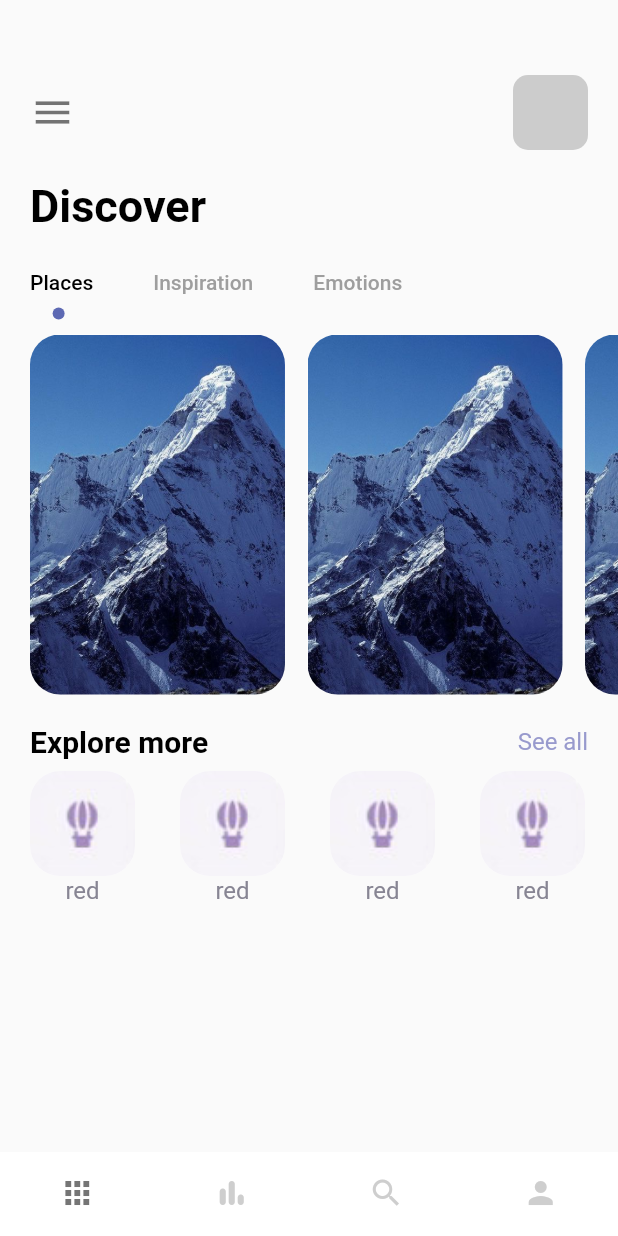
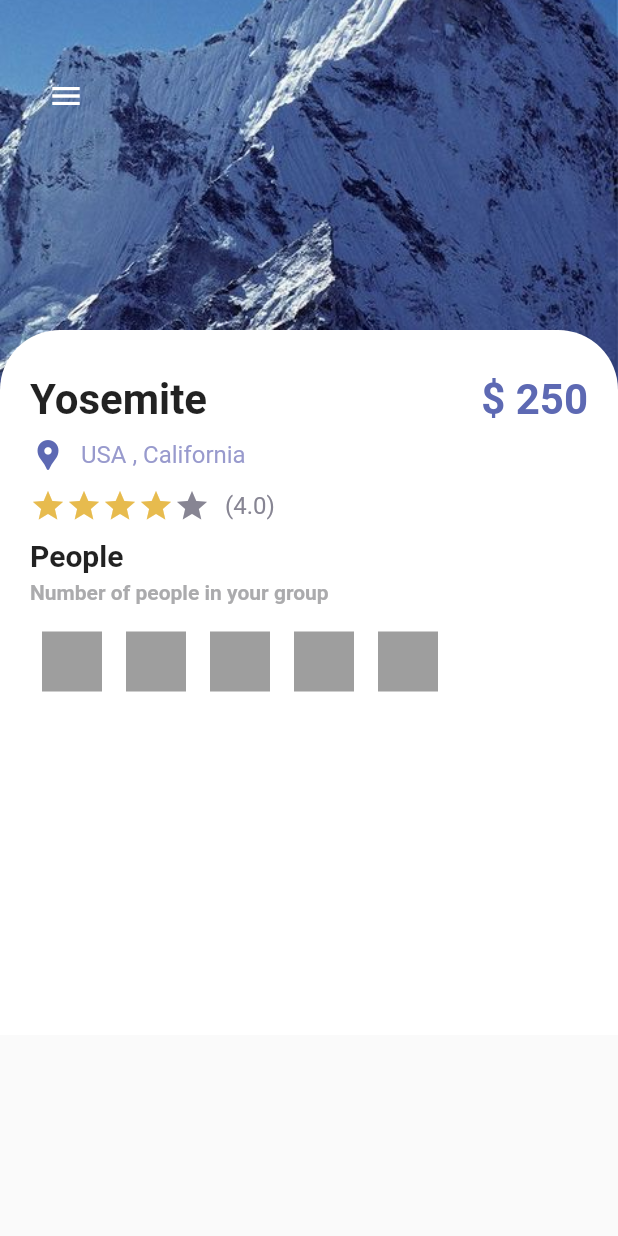
Before and after one commit to javedAJ/travel-app, a Flutter app: the screen it shows after launch, on a phone screen of 412 x 824 dp. Run offline on Flutter 3.47's test engine with Material 2 defaults, Android fonts, the phone set to English and light mode, and no system bars.

Commit message:
Detail Page

```diff
--- a/lib/main.dart
+++ b/lib/main.dart
@@ -1,4 +1,5 @@
 import 'package:flutter/material.dart';
+import 'package:travel_app/pages/detail_page.dart';
 import 'package:travel_app/pages/navpages/main_page.dart';
 import 'package:travel_app/pages/welcome_page.dart';
 
@@ -17,7 +18,7 @@ class MyApp extends StatelessWidget {
       theme: ThemeData(
         primarySwatch: Colors.blue,
       ),
-      home: const MainPage(),
+      home: const DetailPage(),
     );
   }
 }
--- /dev/null
+++ b/lib/pages/detail_page.dart
@@ -0,0 +1,165 @@
+import 'package:flutter/material.dart';
+import 'package:travel_app/misc/colors.dart';
+import 'package:travel_app/widgets/app_large_text.dart';
+import 'package:travel_app/widgets/app_text.dart';
+
+class DetailPage extends StatefulWidget {
+  const DetailPage({Key? key}) : super(key: key);
+
+  @override
+  State<DetailPage> createState() => _DetailPageState();
+}
+
+class _DetailPageState extends State<DetailPage> {
+  int gottenStarts = 4;
+  @override
+  Widget build(BuildContext context) {
+    return Scaffold(
+      body: Container(
+        width: double.maxFinite,
+        height: double.maxFinite,
+        child: Stack(
+          children: [
+            Positioned(
+              left: 0,
+              right: 0,
+              child: Container(
+                width: double.maxFinite,
+                height: 260,
+                decoration: BoxDecoration(
+                  image: DecorationImage(
+                    image: AssetImage('img/mountain.jpeg'),
+                    fit: BoxFit.cover,
+                  ),
+                ),
+              ),
+            ),
+            Positioned(
+              left: 20,
+              top: 40,
+              child: Row(
+                children: [
+                  IconButton(
+                    onPressed: () {},
+                    icon: Icon(Icons.menu),
+                    color: Colors.white,
+                  ),
+                ],
+              ),
+            ),
+            Positioned(
+              top: 220,
+              child: Container(
+                padding: const EdgeInsets.only(left: 20, right: 20, top: 30),
+                width: MediaQuery.of(context).size.width,
+                height: 470,
+                decoration: const BoxDecoration(
+                    borderRadius: BorderRadius.only(
+                      topLeft: Radius.circular(40),
+                      topRight: Radius.circular(40),
+                    ),
+                    color: Colors.white),
+                child: Column(
+                  crossAxisAlignment: CrossAxisAlignment.start,
+                  children: [
+                    Row(
+                      mainAxisAlignment: MainAxisAlignment.spaceBetween,
+                      children: [
+                        const AppLargeText(
+                          text: 'Yosemite',
+                          color: Colors.black87,
+                          size: 28,
+                        ),
+                        AppLargeText(
+                          text: "\$ 250",
+                          color: AppColors.mainColor,
+                          size: 28,
+                        ),
+                      ],
+                    ),
+                    const SizedBox(
+                      height: 8,
+                    ),
+                    Row(
+                      children: [
+                        Icon(
+                          Icons.location_pin,
+                          color: AppColors.mainColor,
+                        ),
+                        const SizedBox(
+                          width: 10,
+                        ),
+                        AppText(
+                          text: "USA , California",
+                          color: AppColors.textColor1,
+                        ),
+                      ],
+                    ),
+                    const SizedBox(
+                      height: 10,
+                    ),
+                    Row(
+                      children: [
+                        Wrap(
+                          children: List.generate(5, (index) {
+                            return Icon(
+                              Icons.star,
+                              color: index < gottenStarts
+                                  ? AppColors.starColor
+                                  : AppColors.textColor2,
+                            );
+                          }),
+                        ),
+                        const SizedBox(
+                          width: 10,
+                        ),
+                        AppText(
+                          text: '(4.0)',
+                          color: AppColors.textColor2,
+                        ),
+                      ],
+                    ),
+                    const SizedBox(
+                      height: 10,
+                    ),
+                    const AppLargeText(
+                      text: 'People',
+                      size: 20,
+                      color: Colors.black87,
+                    ),
+                    const SizedBox(
+                      height: 5,
+                    ),
+                    AppLargeText(
+                      text: 'Number of people in your group',
+                      size: 14,
+                      color: AppColors.mainTextColor,
+                    ),
+                    const SizedBox(
+                      height: 10,
+                    ),
+                    Wrap(
+                      children: List.generate(
+                        5,
+                        (index) {
+                          return Container(
+                            margin: const EdgeInsets.all(8),
+                            height: 40,
+                            width: 40,
+                            decoration: BoxDecoration(
+                                borderRadius: BorderRadius.circular(20)),
+                            color: Colors.grey,
+                          );
+                        },
+                      ),
+                    ),
+                  ],
+                ),
+              ),
+            ),
+          ],
+        ),
+      ),
+    );
+  }
+}
--- a/lib/pages/navpages/home_page.dart
+++ b/lib/pages/home_page.dart
@@ -11,6 +11,13 @@ class HomePage extends StatefulWidget {
 }
 
 class _HomePageState extends State<HomePage> with TickerProviderStateMixin {
+  var images = {
+    "balloning.png": "Balloning",
+    "hiking.png": "Hiking",
+    "kayaking.png": "Kayaking",
+    "snorkling.png": "Snorkling"
+  };
+
   @override
   Widget build(BuildContext context) {
     TabController _tabController = TabController(length: 3, vsync: this);
@@ -149,14 +156,18 @@ class _HomePageState extends State<HomePage> with TickerProviderStateMixin {
                           borderRadius: BorderRadius.circular(20),
                           color: Colors.white,
                           image: DecorationImage(
-                            image: AssetImage('img/balloning.png'),
+                            image: AssetImage(
+                                'img/' + images.keys.elementAt(index)),
                             fit: BoxFit.cover,
                           ),
                         ),
                       ),
+                      const SizedBox(
+                        height: 5,
+                      ),
                       Container(
                         child: AppText(
-                          text: "red",
+                          text: images.values.elementAt(index),
                           color: AppColors.textColor2,
                         ),
                       ),
--- a/lib/pages/navpages/main_page.dart
+++ b/lib/pages/navpages/main_page.dart
@@ -3,7 +3,7 @@ import 'dart:developer';
 import 'package:flutter/material.dart';
 import 'package:travel_app/misc/colors.dart';
 import 'package:travel_app/pages/navpages/bar_item_page.dart';
-import 'package:travel_app/pages/navpages/home_page.dart';
+import 'package:travel_app/pages/home_page.dart';
 import 'package:travel_app/pages/navpages/my_page.dart';
 import 'package:travel_app/pages/navpages/search_page.dart';
 
```
